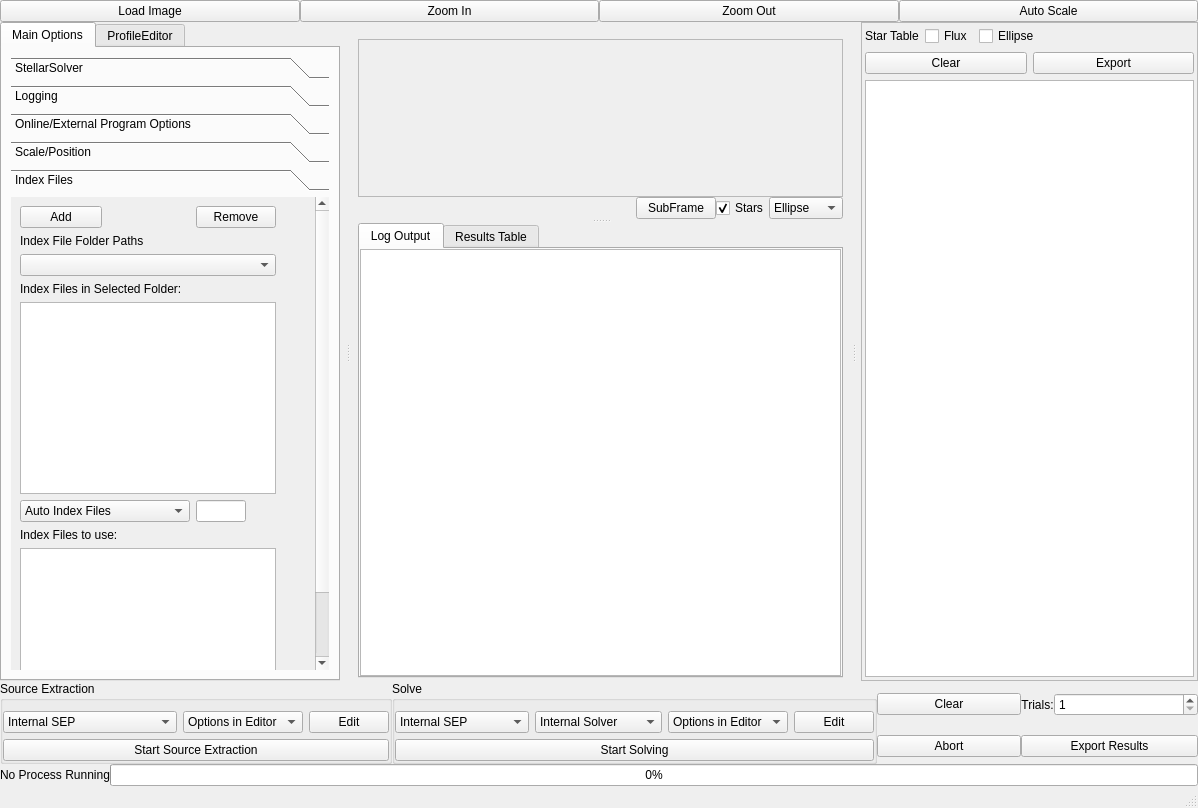
Qt form tester/mainwindow.ui (rlancaste/stellarsolver) before a commit.
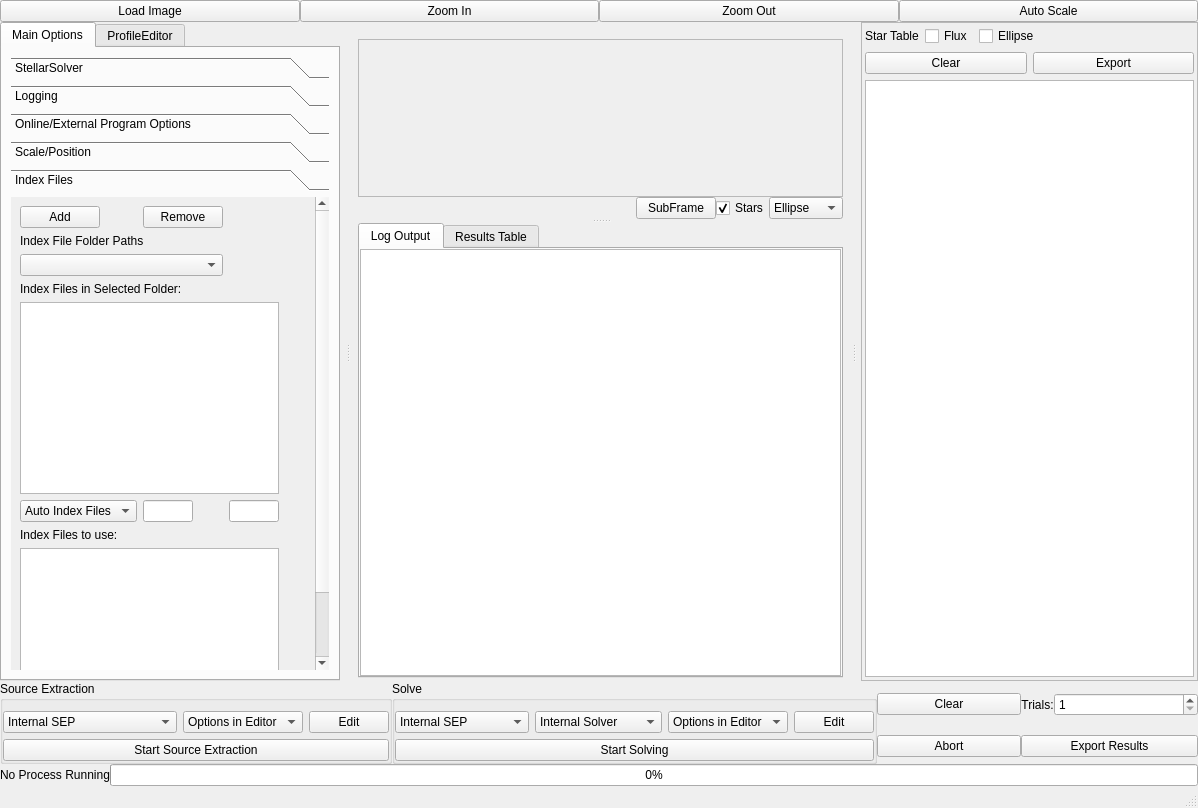
The same form after that commit. The open tabs and pages were chosen to show the change. Icons and pictures are not drawn. Custom widgets are drawn as their Qt base class.

Commit message: add a last healpix constraint possibility similar to last index

The edit to the form file:
```diff
--- a/tester/mainwindow.ui
+++ b/tester/mainwindow.ui
@@ -794,10 +794,10 @@
                   </property>
                  </widget>
                 </item>
-                <item row="4" column="1" colspan="3">
+                <item row="4" column="1" colspan="4">
                  <widget class="QListWidget" name="indexFiles"/>
                 </item>
-                <item row="7" column="1" colspan="3">
+                <item row="7" column="1" colspan="4">
                  <widget class="QListWidget" name="indexFilesToUse"/>
                 </item>
                 <item row="5" column="1" colspan="2">
@@ -835,7 +835,7 @@
                   </property>
                  </widget>
                 </item>
-                <item row="6" column="1" colspan="3">
+                <item row="6" column="1" colspan="4">
                  <widget class="QLabel" name="label_66">
                   <property name="text">
                    <string>Index Files to use:</string>
@@ -852,7 +852,7 @@
                   </property>
                  </widget>
                 </item>
-                <item row="1" column="1" colspan="4">
+                <item row="1" column="1" colspan="5">
                  <widget class="QLabel" name="label_26">
                   <property name="text">
                    <string>Index File Folder Paths</string>
@@ -862,7 +862,7 @@
                   </property>
                  </widget>
                 </item>
-                <item row="3" column="1" colspan="4">
+                <item row="3" column="1" colspan="5">
                  <widget class="QLabel" name="label_30">
                   <property name="text">
                    <string>Index Files in Selected Folder:</string>
@@ -897,6 +897,31 @@
                   </property>
                  </widget>
                 </item>
+                <item row="5" column="4">
+                 <widget class="QLineEdit" name="singleHealpix">
+                  <property name="sizePolicy">
+                   <sizepolicy hsizetype="Fixed" vsizetype="Fixed">
+                    <horstretch>0</horstretch>
+                    <verstretch>0</verstretch>
+                   </sizepolicy>
+                  </property>
+                  <property name="minimumSize">
+                   <size>
+                    <width>50</width>
+                    <height>0</height>
+                   </size>
+                  </property>
+                  <property name="maximumSize">
+                   <size>
+                    <width>50</width>
+                    <height>16777215</height>
+                   </size>
+                  </property>
+                  <property name="readOnly">
+                   <bool>true</bool>
+                  </property>
+                 </widget>
+                </item>
                </layout>
               </widget>
              </widget>
```
The commit also changes 7 other files.
